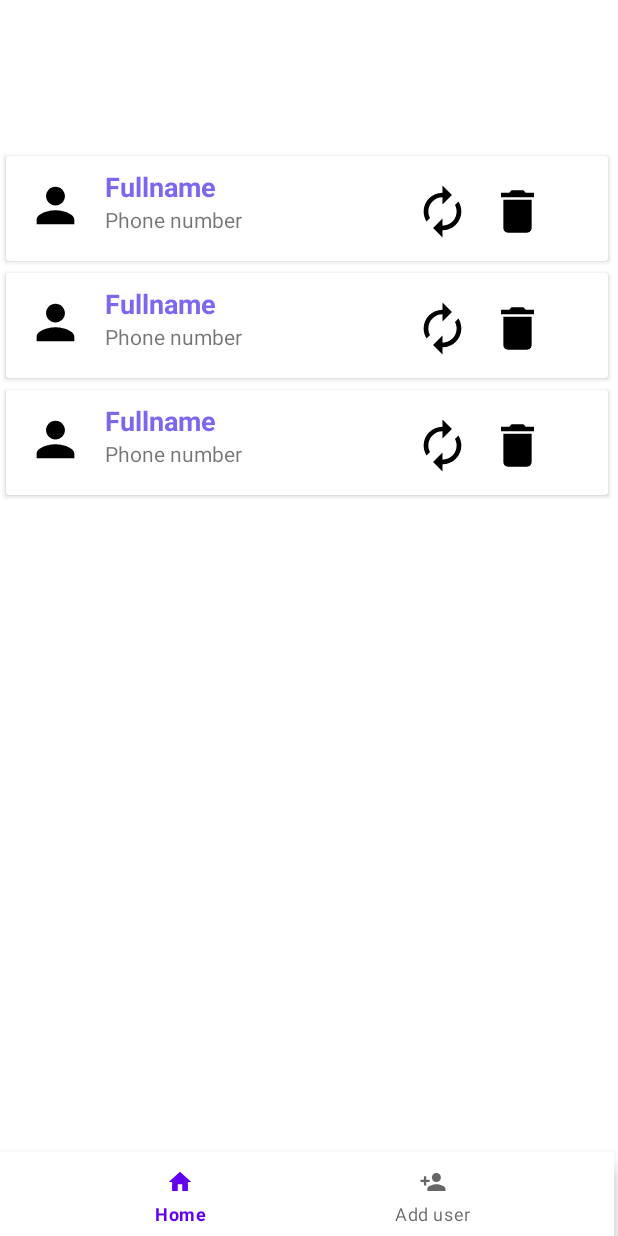
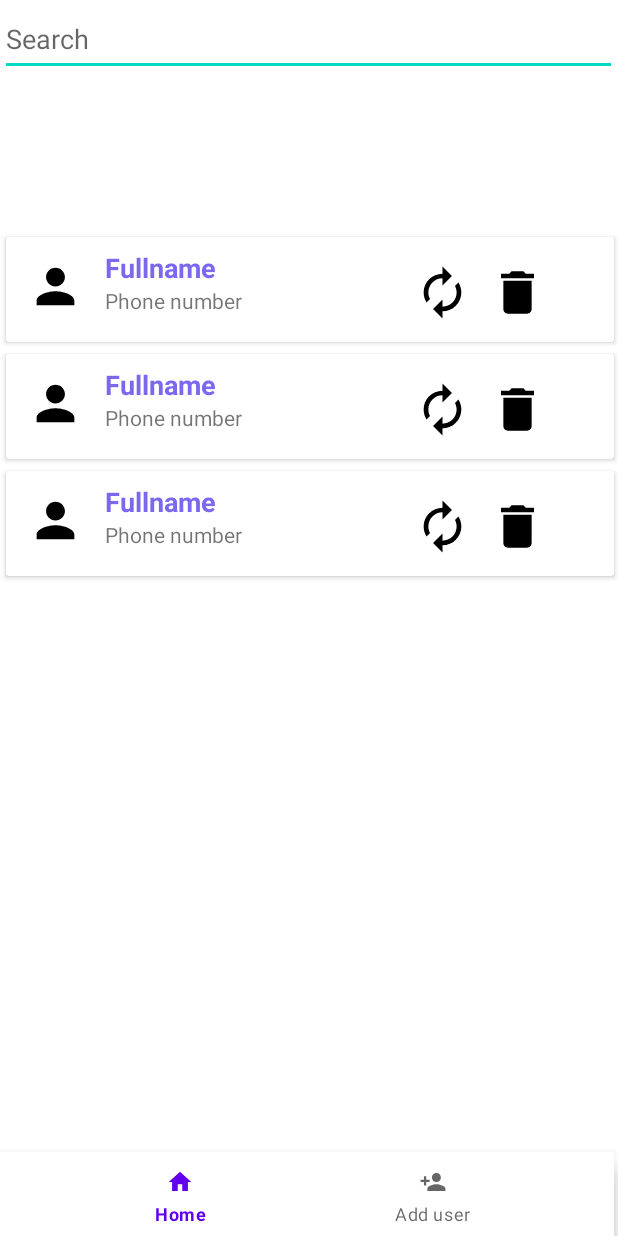
Before and after one commit to Jonii021/AndroidUserApi, an Android app: the layout activity_main.xml on its own in the app's theme, with its tools: preview values and no code run, on a phone screen of 412 x 824 dp. Run offline under Robolectric (Android 15) with nearby library versions, the phone set to English and light mode, and no system bars; network calls fail.

Commit message:
added search and changes to httpclient...
added
-search users to app
-new function getRequest() that returns json as string
changes
-changed default http client to okhttp for easier calls
-changes to generateUsersList

```diff
--- a/app/build.gradle
+++ b/app/build.gradle
@@ -43,6 +43,8 @@ dependencies {
 
     implementation 'com.google.android.material:material:1.4.0'
 
+    implementation "com.squareup.okhttp3:okhttp:4.9.0"
+
     implementation 'com.fasterxml.jackson.core:jackson-core:2.10.1'
     implementation 'com.fasterxml.jackson.core:jackson-annotations:2.14.2'
     implementation 'com.fasterxml.jackson.core:jackson-databind:2.14.2'
--- a/app/src/main/res/layout/activity_main.xml
+++ b/app/src/main/res/layout/activity_main.xml
@@ -6,13 +6,25 @@
     android:layout_height="match_parent"
     tools:context=".MainActivity">
 
+    <EditText
+        android:id="@+id/Search"
+        android:layout_width="411dp"
+        android:layout_height="49dp"
+        android:layout_marginTop="1dp"
+        android:ems="10"
+        android:inputType="textPersonName"
+        android:hint="Search"
+        app:layout_constraintStart_toStartOf="parent"
+        app:layout_constraintTop_toTopOf="parent" />
+
     <androidx.recyclerview.widget.RecyclerView
 
         android:id="@+id/recycler_view"
-        android:layout_width="409dp"
-        android:layout_height="668dp"
+        android:layout_width="413dp"
+        android:layout_height="614dp"
         app:layout_constraintBottom_toTopOf="@+id/BottomNav"
         app:layout_constraintStart_toStartOf="parent"
+        app:layout_constraintTop_toBottomOf="@+id/editTextTextPersonName"
         tools:listitem="@layout/item" />
 
     <com.google.android.material.bottomnavigation.BottomNavigationView
@@ -25,4 +37,5 @@
 
 
 
+
 </androidx.constraintlayout.widget.ConstraintLayout>
```
Also changed, not shown: app/src/main/java/fi/tuni/userapi/MainActivity.kt (+36 -16 lines).
